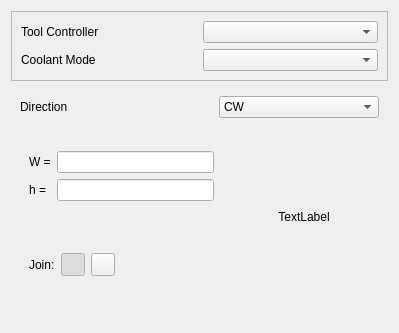
The window that src/Mod/Path/Gui/Resources/panels/PageOpDeburrEdit.ui (berndhahnebach/All_FreeCAD) describes before a commit, drawn with Qt 5.
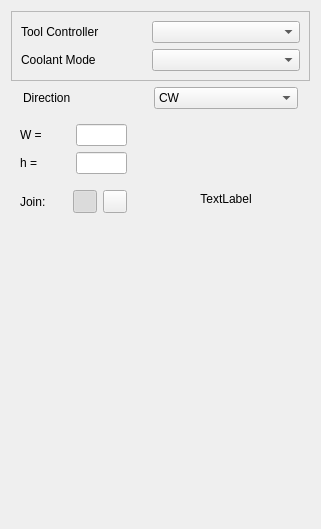
The same window after the commit. Custom widgets are drawn as their Qt base class.

Commit message: Ensure join type is shown

Diff of the .ui file:
```diff
--- a/src/Mod/Path/Gui/Resources/panels/PageOpDeburrEdit.ui
+++ b/src/Mod/Path/Gui/Resources/panels/PageOpDeburrEdit.ui
@@ -6,14 +6,14 @@
    <rect>
     <x>0</x>
     <y>0</y>
-    <width>399</width>
-    <height>333</height>
+    <width>321</width>
+    <height>529</height>
    </rect>
   </property>
   <property name="windowTitle">
    <string>Form</string>
   </property>
-  <layout class="QGridLayout" name="gridLayout_3" rowstretch="0,0,0">
+  <layout class="QGridLayout" name="gridLayout_4">
    <item row="0" column="0">
     <widget class="QFrame" name="frame">
      <property name="sizePolicy">
@@ -31,6 +31,24 @@
      <layout class="QGridLayout" name="gridLayout_2">
       <item row="1" column="0">
        <widget class="QLabel" name="label">
+        <property name="sizePolicy">
+         <sizepolicy hsizetype="Fixed" vsizetype="Preferred">
+          <horstretch>0</horstretch>
+          <verstretch>0</verstretch>
+         </sizepolicy>
+        </property>
+        <property name="minimumSize">
+         <size>
+          <width>125</width>
+          <height>0</height>
+         </size>
+        </property>
+        <property name="maximumSize">
+         <size>
+          <width>16777215</width>
+          <height>16777215</height>
+         </size>
+        </property>
         <property name="text">
          <string>Tool Controller</string>
         </property>
@@ -45,6 +63,24 @@
       </item>
       <item row="2" column="0">
        <widget class="QLabel" name="label_5">
+        <property name="sizePolicy">
+         <sizepolicy hsizetype="Fixed" vsizetype="Preferred">
+          <horstretch>0</horstretch>
+          <verstretch>0</verstretch>
+         </sizepolicy>
+        </property>
+        <property name="minimumSize">
+         <size>
+          <width>125</width>
+          <height>0</height>
+         </size>
+        </property>
+        <property name="maximumSize">
+         <size>
+          <width>16777215</width>
+          <height>16777215</height>
+         </size>
+        </property>
         <property name="text">
          <string>Coolant Mode</string>
         </property>
@@ -60,38 +96,107 @@
      </layout>
     </widget>
    </item>
+   <item row="1" column="0">
+    <layout class="QHBoxLayout" name="horizontalLayout_5">
+     <property name="spacing">
+      <number>6</number>
+     </property>
+     <property name="leftMargin">
+      <number>12</number>
+     </property>
+     <property name="rightMargin">
+      <number>12</number>
+     </property>
+     <item>
+      <widget class="QLabel" name="direction_label">
+       <property name="sizePolicy">
+        <sizepolicy hsizetype="Fixed" vsizetype="Preferred">
+         <horstretch>0</horstretch>
+         <verstretch>0</verstretch>
+        </sizepolicy>
+       </property>
+       <property name="minimumSize">
+        <size>
+         <width>125</width>
+         <height>0</height>
+        </size>
+       </property>
+       <property name="maximumSize">
+        <size>
+         <width>16777215</width>
+         <height>16777215</height>
+        </size>
+       </property>
+       <property name="text">
+        <string>Direction</string>
+       </property>
+      </widget>
+     </item>
+     <item>
+      <widget class="QComboBox" name="direction">
+       <property name="toolTip">
+        <string>&lt;html&gt;&lt;head/&gt;&lt;body&gt;&lt;p&gt;The direction in which the profile is performed, clockwise or counter clockwise.&lt;/p&gt;&lt;/body&gt;&lt;/html&gt;</string>
+       </property>
+       <property name="currentText">
+        <string>CW</string>
+       </property>
+       <property name="currentIndex">
+        <number>0</number>
+       </property>
+       <item>
+        <property name="text">
+         <string>CW</string>
+        </property>
+       </item>
+       <item>
+        <property name="text">
+         <string>CCW</string>
+        </property>
+       </item>
+      </widget>
+     </item>
+    </layout>
+   </item>
    <item row="2" column="0">
+    <layout class="QHBoxLayout" name="horizontalLayout_4">
+     <item>
     <widget class="QWidget" name="widget" native="true">
-     <layout class="QGridLayout" name="gridLayout_4">
+       <property name="minimumSize">
+        <size>
+         <width>125</width>
+         <height>0</height>
+        </size>
+       </property>
+       <property name="maximumSize">
+        <size>
+         <width>16777215</width>
+         <height>16777215</height>
+        </size>
+       </property>
+       <layout class="QGridLayout" name="gridLayout">
       <item row="0" column="0">
-       <widget class="QWidget" name="widget_3" native="true">
-        <layout class="QVBoxLayout" name="verticalLayout_2">
-         <property name="leftMargin">
-          <number>0</number>
-         </property>
-         <property name="topMargin">
-          <number>0</number>
-         </property>
-         <property name="rightMargin">
-          <number>0</number>
-         </property>
-         <property name="bottomMargin">
-          <number>9</number>
-         </property>
+         <layout class="QVBoxLayout" name="verticalLayout_3">
+          <property name="sizeConstraint">
+           <enum>QLayout::SetDefaultConstraint</enum>
+          </property>
          <item>
-          <widget class="QWidget" name="widget_2" native="true">
-           <layout class="QFormLayout" name="formLayout">
-            <property name="fieldGrowthPolicy">
-             <enum>QFormLayout::AllNonFixedFieldsGrow</enum>
-            </property>
-            <item row="1" column="0">
+           <layout class="QVBoxLayout" name="verticalLayout">
+            <item>
+             <layout class="QHBoxLayout" name="horizontalLayout">
+              <item>
              <widget class="QLabel" name="label_3">
+                <property name="minimumSize">
+                 <size>
+                  <width>50</width>
+                  <height>0</height>
+                 </size>
+                </property>
               <property name="text">
                <string>W =</string>
               </property>
              </widget>
             </item>
-            <item row="1" column="1">
+              <item>
              <widget class="Gui::InputField" name="value_W">
               <property name="toolTip">
                <string>&lt;html&gt;&lt;head/&gt;&lt;body&gt;&lt;p&gt;Width of chamfer cut.&lt;/p&gt;&lt;/body&gt;&lt;/html&gt;</string>
@@ -101,14 +206,24 @@
               </property>
              </widget>
             </item>
-            <item row="2" column="0">
+             </layout>
+            </item>
+            <item>
+             <layout class="QHBoxLayout" name="horizontalLayout_2">
+              <item>
              <widget class="QLabel" name="label_4">
+                <property name="minimumSize">
+                 <size>
+                  <width>50</width>
+                  <height>0</height>
+                 </size>
+                </property>
               <property name="text">
                <string>h = </string>
               </property>
              </widget>
             </item>
-            <item row="2" column="1">
+              <item>
              <widget class="Gui::InputField" name="value_h">
               <property name="toolTip">
                <string>&lt;html&gt;&lt;head/&gt;&lt;body&gt;&lt;p&gt;Extra depth of tool immersion.&lt;/p&gt;&lt;/body&gt;&lt;/html&gt;</string>
@@ -119,48 +234,39 @@
              </widget>
             </item>
            </layout>
-          </widget>
          </item>
          <item>
-          <widget class="QFrame" name="joinFrame">
-           <layout class="QGridLayout" name="gridLayout">
-            <item row="0" column="0">
+             <spacer name="verticalSpacer_3">
+              <property name="orientation">
+               <enum>Qt::Vertical</enum>
+              </property>
+              <property name="sizeType">
+               <enum>QSizePolicy::Fixed</enum>
+              </property>
+              <property name="sizeHint" stdset="0">
+               <size>
+                <width>20</width>
+                <height>10</height>
+               </size>
+              </property>
+             </spacer>
+            </item>
+            <item>
+             <layout class="QHBoxLayout" name="horizontalLayout_3">
+              <item>
              <widget class="QLabel" name="label_2">
+                <property name="minimumSize">
+                 <size>
+                  <width>50</width>
+                  <height>0</height>
+                 </size>
+                </property>
               <property name="text">
                <string>Join:</string>
               </property>
              </widget>
             </item>
-            <item row="0" column="3">
-             <spacer name="horizontalSpacer">
-              <property name="orientation">
-               <enum>Qt::Horizontal</enum>
-              </property>
-              <property name="sizeHint" stdset="0">
-               <size>
-                <width>40</width>
-                <height>20</height>
-               </size>
-              </property>
-             </spacer>
-            </item>
-            <item row="0" column="2">
-             <widget class="QToolButton" name="joinMiter">
-              <property name="toolTip">
-               <string>&lt;html&gt;&lt;head/&gt;&lt;body&gt;&lt;p&gt;Miter joint&lt;/p&gt;&lt;/body&gt;&lt;/html&gt;</string>
-              </property>
-              <property name="text">
-               <string/>
-              </property>
-              <property name="checkable">
-               <bool>true</bool>
-              </property>
-              <property name="autoExclusive">
-               <bool>true</bool>
-              </property>
-             </widget>
-            </item>
-            <item row="0" column="1">
+              <item>
              <widget class="QToolButton" name="joinRound">
               <property name="toolTip">
                <string>&lt;html&gt;&lt;head/&gt;&lt;body&gt;&lt;p&gt;Round joint&lt;/p&gt;&lt;/body&gt;&lt;/html&gt;</string>
@@ -179,14 +285,62 @@
               </property>
              </widget>
             </item>
-           </layout>
-          </widget>
-         </item>
-        </layout>
-       </widget>
-      </item>
-      <item row="0" column="1">
-       <layout class="QVBoxLayout" name="verticalLayout">
+              <item>
+               <widget class="QToolButton" name="joinMiter">
+                <property name="toolTip">
+                 <string>&lt;html&gt;&lt;head/&gt;&lt;body&gt;&lt;p&gt;Miter joint&lt;/p&gt;&lt;/body&gt;&lt;/html&gt;</string>
+                </property>
+                <property name="text">
+                 <string/>
+                </property>
+                <property name="checkable">
+                 <bool>true</bool>
+                </property>
+                <property name="autoExclusive">
+                 <bool>true</bool>
+                </property>
+               </widget>
+              </item>
+              <item>
+               <spacer name="horizontalSpacer">
+                <property name="orientation">
+                 <enum>Qt::Horizontal</enum>
+                </property>
+                <property name="sizeHint" stdset="0">
+                 <size>
+                  <width>40</width>
+                  <height>20</height>
+                 </size>
+                </property>
+               </spacer>
+              </item>
+             </layout>
+            </item>
+           </layout>
+          </item>
+          <item>
+           <spacer name="verticalSpacer_2">
+            <property name="orientation">
+             <enum>Qt::Vertical</enum>
+            </property>
+            <property name="sizeHint" stdset="0">
+             <size>
+              <width>20</width>
+              <height>40</height>
+             </size>
+            </property>
+           </spacer>
+          </item>
+         </layout>
+        </item>
+       </layout>
+      </widget>
+     </item>
+     <item>
+      <widget class="QWidget" name="widget_2" native="true">
+       <layout class="QGridLayout" name="gridLayout_3">
+        <item row="0" column="0">
+         <layout class="QVBoxLayout" name="verticalLayout_2">
         <item>
          <widget class="QLabel" name="opImage">
           <property name="sizePolicy">
@@ -236,78 +390,7 @@
      </layout>
     </widget>
    </item>
-   <item row="1" column="0">
-    <widget class="QWidget" name="gridWidget" native="true">
-     <layout class="QGridLayout" name="gridLayout_5">
-      <property name="leftMargin">
-       <number>9</number>
-      </property>
-      <property name="topMargin">
-       <number>9</number>
-      </property>
-      <property name="rightMargin">
-       <number>9</number>
-      </property>
-      <property name="bottomMargin">
-       <number>9</number>
-      </property>
-      <property name="spacing">
-       <number>8</number>
-      </property>
-      <item row="1" column="2">
-       <widget class="QComboBox" name="direction">
-        <property name="toolTip">
-         <string>&lt;html&gt;&lt;head/&gt;&lt;body&gt;&lt;p&gt;The direction in which the profile is performed, clockwise or counter clockwise.&lt;/p&gt;&lt;/body&gt;&lt;/html&gt;</string>
-        </property>
-        <property name="currentText">
-         <string>CW</string>
-        </property>
-        <property name="currentIndex">
-         <number>0</number>
-        </property>
-        <item>
-         <property name="text">
-          <string>CW</string>
-         </property>
-        </item>
-        <item>
-         <property name="text">
-          <string>CCW</string>
-         </property>
-        </item>
-       </widget>
-      </item>
-      <item row="1" column="0">
-       <widget class="QLabel" name="direction_label">
-        <property name="sizePolicy">
-         <sizepolicy hsizetype="Preferred" vsizetype="Preferred">
-          <horstretch>0</horstretch>
-          <verstretch>0</verstretch>
-         </sizepolicy>
-        </property>
-        <property name="text">
-         <string>Direction</string>
-        </property>
-       </widget>
-      </item>
-      <item row="1" column="1">
-       <spacer name="horizontalSpacer_2">
-        <property name="orientation">
-         <enum>Qt::Horizontal</enum>
-        </property>
-        <property name="sizeType">
-         <enum>QSizePolicy::Preferred</enum>
-        </property>
-        <property name="sizeHint" stdset="0">
-         <size>
-          <width>30</width>
-          <height>20</height>
-         </size>
-        </property>
-       </spacer>
-      </item>
-     </layout>
-    </widget>
+    </layout>
    </item>
   </layout>
  </widget>
```
Lines whose indentation alone changed are shown as unchanged.
